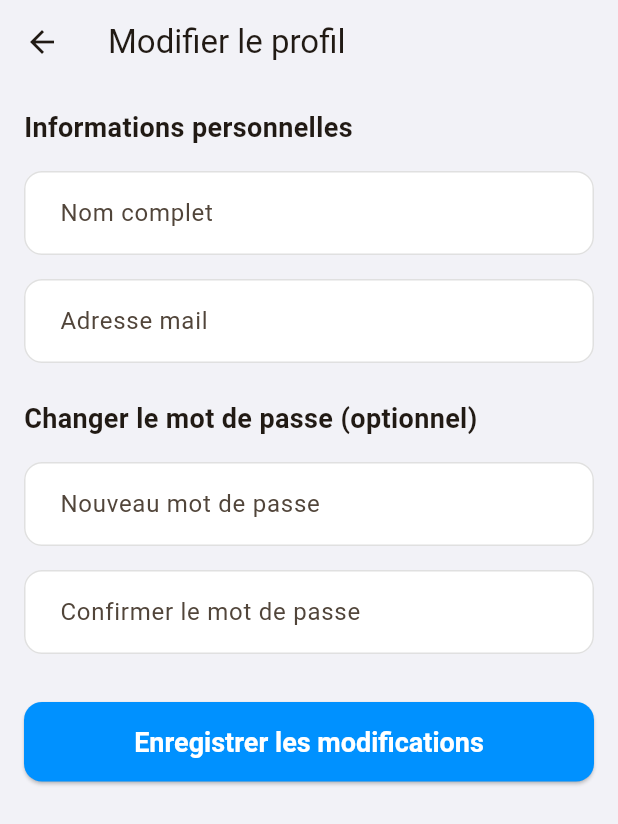
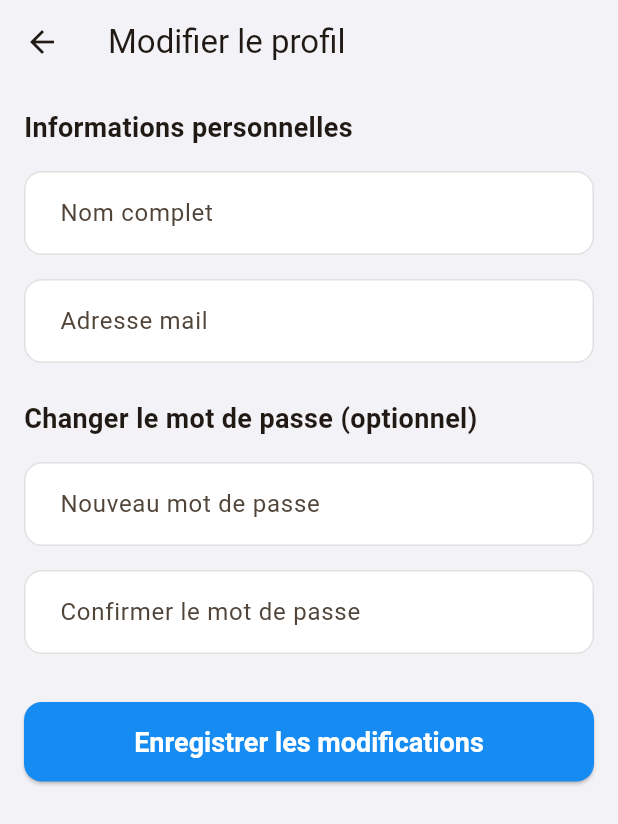
Before and after one commit to Gigiledixneuf/immobilix_project, a Flutter app: the EditProfilePage screen opened by its route, on a phone screen of 412 x 824 dp. Shown: the top 824 px of the screen. Run offline on Flutter 3.47's test engine with Material 3 defaults, Android fonts, the phone set to English and light mode, and no system bars; our stand-ins replace flutter_dotenv, flutter_riverpod, get_it, get_storage, go_router; accounts and stored records are empty; network calls fail.

Commit message:
feat(AppTheme): Ajout des paillette de couleur de base de

```diff
--- a/lib/utils/theme/app_theme.dart
+++ b/lib/utils/theme/app_theme.dart
@@ -1,11 +1,33 @@
 import 'package:flutter/material.dart';
 
 class AppTheme {
-  // Couleurs principales
-  static const Color primaryColor = Color(0xFF0091FF); // Bleu vif pour les boutons
-  static const Color backgroundColor = Color(0xFFF2F2F7); // Gris clair pour le fond
-  static const Color textColor = Color(0xFF333333);
-  static const Color linkColor = Color(0xFF007AFF);
+  // COULEURS DOMINANTES DE VOTRE PALETTE
+  static const Color primaryBlue = Color(0xFF168BF2); // Bleu Vif Principal
+  static const Color darkPrimary = Color(0xFF0D0D0D); // Noir Profond
+
+  // Couleurs de base
+  static const Color primaryColor = primaryBlue; // Bleu vif pour les accents
+  static const Color backgroundColor = Color(0xFFF2F2F7); // Fond clair standard
+  static const Color textColor = Color(0xFF333333); // Texte sombre pour fonds clairs
+  static const Color linkColor = primaryBlue; // Liens en bleu vif
+
+  // Couleurs du tableau de bord
+  static const Color darkBackgroundColor = darkPrimary; // Utilisé pour le fond du Scaffold
+  static const Color lightTextColor = Colors.white; // Utilisé pour le texte/icônes sur fonds sombres
+  static const Color subtleTextColor = Colors.white70; // Texte subtil sur fonds sombres
+
+  // Couleurs sémantiques
+  static const Color successColor = Color(0xFF4CAF50); // Vert standard
+  static const Color warningColor = Color(0xFFFF9800); // Orange standard
+  static const Color accentOrange = Color(0xFFFFA726); // Accent orange (gardé pour les warnings/Ajouter)
+  static const Color lightOrange = Color(0xFFFFF3E0); // Fond clair pour accent orange
+
+  // Couleurs des filtres et icônes
+  static const Color chipBackgroundColor = primaryBlue; // Bleu Vif pour les chips actives
+  static const Color chipLabelColor = Colors.white; // Texte blanc sur chip bleue
+  static const Color unselectedChipColor = Color(0xFFEEEEEE); // Fond gris clair pour chips inactives
+  static const Color unselectedChipLabelColor = Colors.black; // Texte noir pour chips inactives
+  static const Color iconBackgroundColor = Color(0xFFF2F2F7); // Fond des icônes sur fonds clairs
 
   // Styles de texte
   static const TextStyle headingStyle = TextStyle(
@@ -25,31 +47,21 @@ class AppTheme {
     fontWeight: FontWeight.w600,
   );
 
-  // Style de bouton
+  // Styles de bouton
   static final ButtonStyle primaryButtonStyle = ElevatedButton.styleFrom(
     backgroundColor: primaryColor,
     foregroundColor: Colors.white,
-    shape: RoundedRectangleBorder(
-      borderRadius: BorderRadius.circular(12),
-    ),
+    shape: RoundedRectangleBorder(borderRadius: BorderRadius.circular(12)),
     padding: const EdgeInsets.symmetric(vertical: 16),
-    textStyle: const TextStyle(
-      fontSize: 18,
-      fontWeight: FontWeight.bold,
-    ),
+    textStyle: const TextStyle(fontSize: 18, fontWeight: FontWeight.bold),
   );
 
   static final ButtonStyle secondaryButtonStyle = OutlinedButton.styleFrom(
     foregroundColor: primaryColor,
     side: const BorderSide(color: primaryColor, width: 2),
-    shape: RoundedRectangleBorder(
-      borderRadius: BorderRadius.circular(12),
-    ),
+    shape: RoundedRectangleBorder(borderRadius: BorderRadius.circular(12)),
     padding: const EdgeInsets.symmetric(vertical: 16),
-    textStyle: const TextStyle(
-      fontSize: 18,
-      fontWeight: FontWeight.bold,
-    ),
+    textStyle: const TextStyle(fontSize: 18, fontWeight: FontWeight.bold),
   );
 
   // Décoration des champs de texte
```
